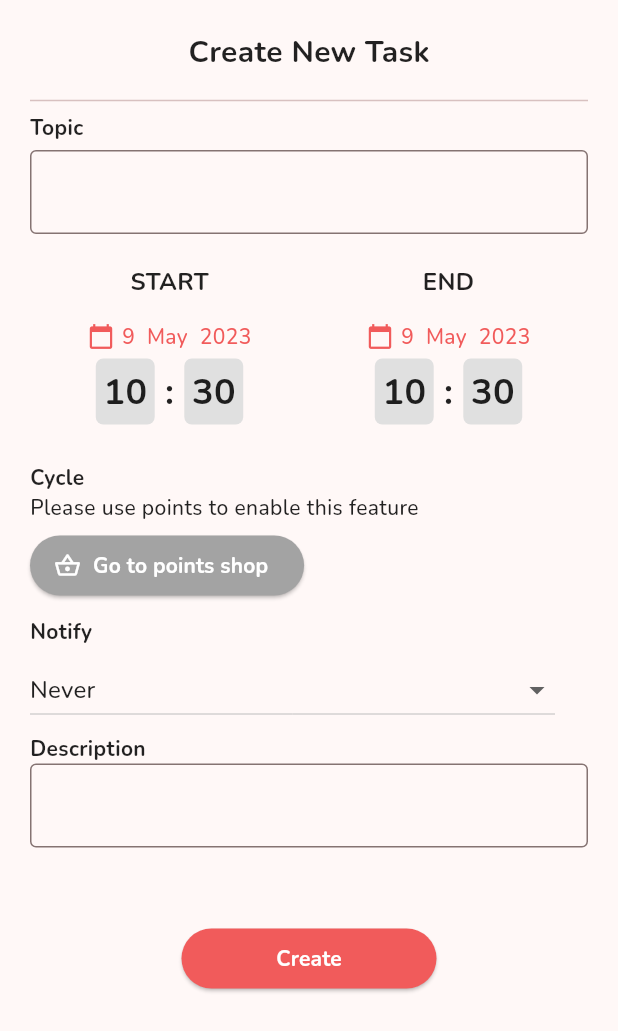
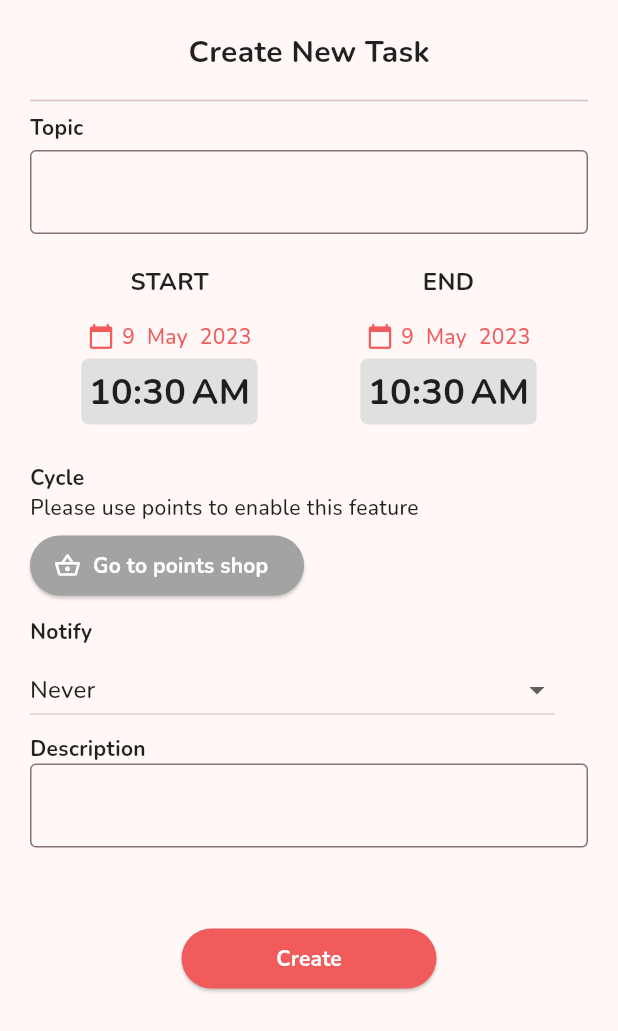
Before and after one commit to CheckmateTeam/Checkmate, a Flutter app: what createTask() shows on an empty page, opened directly, on a phone screen of 412 x 824 dp. Shown: the top 1031 px of the screen. Run offline on Flutter 3.47's test engine with Material 2 defaults, Android fonts, the phone set to English and light mode, and no system bars; our stand-ins replace audioplayers, cloud_firestore, firebase_auth, firebase_core, fl_chart, flutter_local_notifications and 8 more; missing offline and left inert: animated_snack_bar; accounts and stored records are empty; network calls fail.

Commit message:
[FIX] datetime format

```diff
--- a/lib/pages/main/components/tasklist_page/newTask.dart
+++ b/lib/pages/main/components/tasklist_page/newTask.dart
@@ -137,21 +137,8 @@ class _createTaskState extends State<createTask> {
                                 color: Colors.grey[300],
                                 borderRadius: BorderRadius.circular(5),
                               ),
-                              child: Text("${timestart.hour}",
-                                  style: const TextStyle(
-                                      fontSize: 24,
-                                      fontWeight: FontWeight.bold)),
-                            ),
-                            const Text(" : ",
-                                style: TextStyle(
-                                    fontSize: 24, fontWeight: FontWeight.bold)),
-                            Container(
-                              padding: const EdgeInsets.all(5),
-                              decoration: BoxDecoration(
-                                color: Colors.grey[300],
-                                borderRadius: BorderRadius.circular(5),
-                              ),
-                              child: Text("${timestart.minute}",
+                              child: Text(
+                                  "${DateFormat.jm().format(DateTime(0, 0, 0, timestart.hour, timestart.minute))}",
                                   style: const TextStyle(
                                       fontSize: 24,
                                       fontWeight: FontWeight.bold)),
@@ -224,21 +211,8 @@ class _createTaskState extends State<createTask> {
                                 color: Colors.grey[300],
                                 borderRadius: BorderRadius.circular(5),
                               ),
-                              child: Text("${timeend.hour}",
-                                  style: const TextStyle(
-                                      fontSize: 24,
-                                      fontWeight: FontWeight.bold)),
-                            ),
-                            const Text(" : ",
-                                style: TextStyle(
-                                    fontSize: 24, fontWeight: FontWeight.bold)),
-                            Container(
-                              padding: const EdgeInsets.all(5),
-                              decoration: BoxDecoration(
-                                color: Colors.grey[300],
-                                borderRadius: BorderRadius.circular(5),
-                              ),
-                              child: Text("${timeend.minute}",
+                              child: Text(
+                                  "${DateFormat.jm().format(DateTime(0, 0, 0, timeend.hour, timeend.minute))}",
                                   style: const TextStyle(
                                       fontSize: 24,
                                       fontWeight: FontWeight.bold)),
--- a/lib/pages/main/components/tasklist_page/taskList.dart
+++ b/lib/pages/main/components/tasklist_page/taskList.dart
@@ -5,6 +5,7 @@ import 'package:checkmate/model/taskModel.dart';
 import 'package:checkmate/pages/main/components/tasklist_page/taskSheet.dart';
 import 'package:checkmate/provider/task_provider.dart';
 import 'package:flutter/material.dart';
+import 'package:intl/intl.dart';
 import 'package:provider/provider.dart';
 
 class TaskList extends StatefulWidget {
@@ -58,7 +59,8 @@ class _TaskListState extends State<TaskList> {
                                           MainAxisAlignment.center,
                                       children: [
                                         Text(
-                                          "${data.selectedTasks[index].startDate.hour}:${data.selectedTasks[index].startDate.minute.toString().length == 1 ? "0${data.selectedTasks[index].startDate.minute}" : data.selectedTasks[index].startDate.minute}",
+                                          DateFormat.jm().format(data
+                                              .selectedTasks[index].startDate),
                                           style: const TextStyle(
                                               fontSize: 14, color: Colors.grey),
                                         ),
@@ -68,7 +70,8 @@ class _TaskListState extends State<TaskList> {
                                               fontSize: 27, color: Colors.grey),
                                         ),
                                         Text(
-                                          "${data.selectedTasks[index].endDate.hour}:${data.selectedTasks[index].endDate.minute.toString().length == 1 ? "0${data.selectedTasks[index].endDate.minute}" : data.selectedTasks[index].endDate.minute}",
+                                          DateFormat.jm().format(data
+                                              .selectedTasks[index].endDate),
                                           style: const TextStyle(
                                               fontSize: 14, color: Colors.grey),
                                         ),
--- a/lib/provider/theme_provider.dart
+++ b/lib/provider/theme_provider.dart
@@ -40,7 +40,8 @@ class ThemeProvider extends ChangeNotifier {
             secondary: const Color.fromARGB(255, 247, 201, 0),
           ),
           fontFamily: GoogleFonts.nunito().fontFamily,
-          textTheme: GoogleFonts.nunitoTextTheme())
+          textTheme: Typography.whiteCupertino,
+        )
       : _themeColor == 'Default'
           ? ThemeData(
               useMaterial3: true,
```
Also changed, not shown: lib/Services/noti_service.dart (+9 -24 lines).
